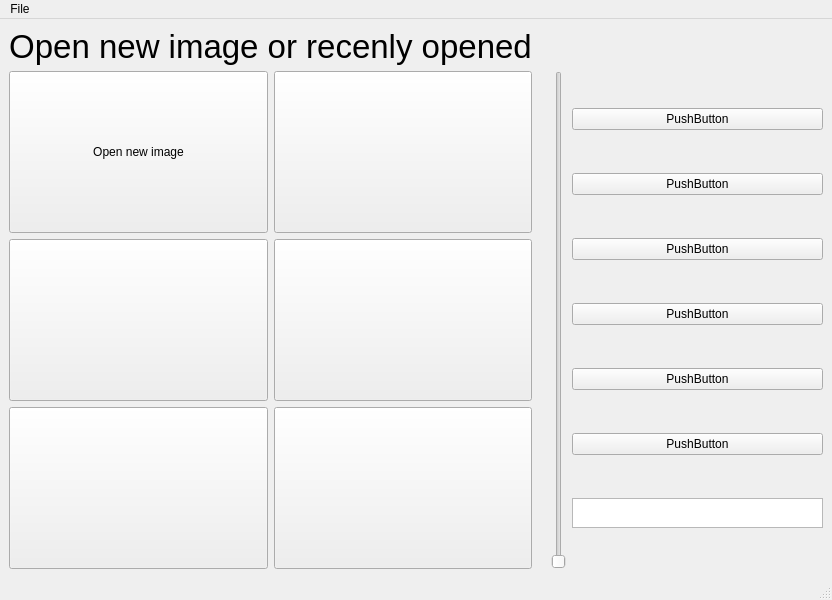
Qt form mainwindow.ui (VOBA04/sem3-coursework) before a commit.
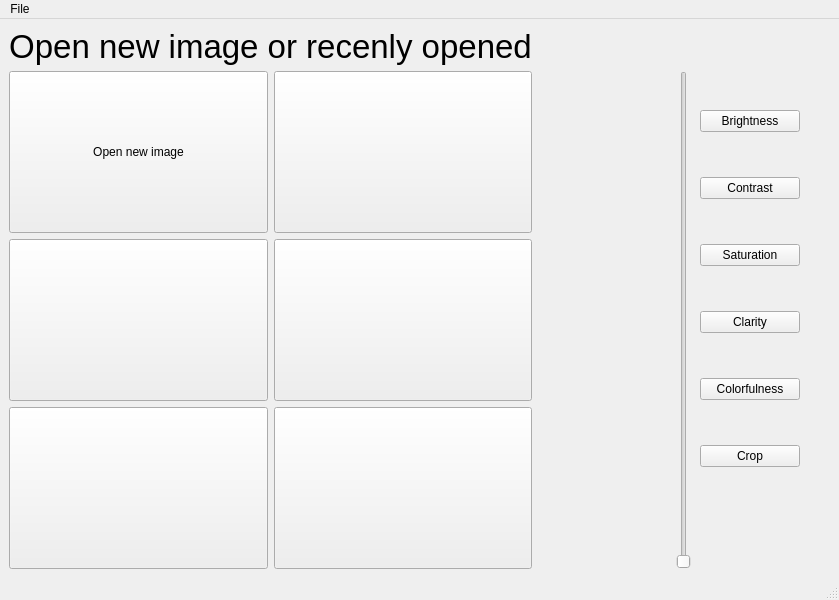
The same form after that commit. Custom widgets are drawn as their Qt base class.

```diff
--- a/mainwindow.ui
+++ b/mainwindow.ui
@@ -6,29 +6,181 @@
    <rect>
     <x>0</x>
     <y>0</y>
-    <width>832</width>
+    <width>839</width>
     <height>600</height>
    </rect>
   </property>
   <property name="windowTitle">
-   <string>Photored</string>
+   <string notr="true">Photored</string>
   </property>
   <widget class="QWidget" name="centralwidget">
    <layout class="QGridLayout" name="gridLayout_2">
-    <item row="1" column="1">
-     <widget class="AspectRatioPixmapLabel" name="label_image">
-      <property name="enabled">
-       <bool>true</bool>
+    <item row="1" column="4">
+     <layout class="QVBoxLayout" name="verticalLayout">
+      <property name="sizeConstraint">
+       <enum>QLayout::SetNoConstraint</enum>
+      </property>
+      <item>
+       <widget class="QPushButton" name="pushButton_brightness">
+        <property name="minimumSize">
+         <size>
+          <width>100</width>
+          <height>0</height>
+         </size>
+        </property>
+        <property name="maximumSize">
+         <size>
+          <width>100</width>
+          <height>16777215</height>
+         </size>
+        </property>
+        <property name="text">
+         <string>Brightness</string>
+        </property>
+       </widget>
+      </item>
+      <item>
+       <widget class="QPushButton" name="pushButton_contrast">
+        <property name="minimumSize">
+         <size>
+          <width>100</width>
+          <height>0</height>
+         </size>
+        </property>
+        <property name="maximumSize">
+         <size>
+          <width>100</width>
+          <height>16777215</height>
+         </size>
+        </property>
+        <property name="text">
+         <string>Contrast</string>
+        </property>
+       </widget>
+      </item>
+      <item>
+       <widget class="QPushButton" name="pushButton_saturation">
+        <property name="minimumSize">
+         <size>
+          <width>100</width>
+          <height>0</height>
+         </size>
+        </property>
+        <property name="maximumSize">
+         <size>
+          <width>100</width>
+          <height>16777215</height>
+         </size>
+        </property>
+        <property name="text">
+         <string>Saturation</string>
+        </property>
+       </widget>
+      </item>
+      <item>
+       <widget class="QPushButton" name="pushButton_clarity">
+        <property name="minimumSize">
+         <size>
+          <width>100</width>
+          <height>0</height>
+         </size>
+        </property>
+        <property name="maximumSize">
+         <size>
+          <width>100</width>
+          <height>16777215</height>
+         </size>
+        </property>
+        <property name="text">
+         <string>Clarity</string>
+        </property>
+       </widget>
+      </item>
+      <item>
+       <widget class="QPushButton" name="pushButton_colorfulness">
+        <property name="minimumSize">
+         <size>
+          <width>100</width>
+          <height>0</height>
+         </size>
+        </property>
+        <property name="maximumSize">
+         <size>
+          <width>100</width>
+          <height>16777215</height>
+         </size>
+        </property>
+        <property name="text">
+         <string>Colorfulness</string>
+        </property>
+       </widget>
+      </item>
+      <item>
+       <widget class="QPushButton" name="pushButton_crop">
+        <property name="minimumSize">
+         <size>
+          <width>100</width>
+          <height>0</height>
+         </size>
+        </property>
+        <property name="maximumSize">
+         <size>
+          <width>100</width>
+          <height>16777215</height>
+         </size>
+        </property>
+        <property name="text">
+         <string>Crop</string>
+        </property>
+       </widget>
+      </item>
+      <item>
+       <widget class="QLabel" name="out_amount">
+        <property name="sizePolicy">
+         <sizepolicy hsizetype="Minimum" vsizetype="Fixed">
+          <horstretch>0</horstretch>
+          <verstretch>0</verstretch>
+         </sizepolicy>
+        </property>
+        <property name="text">
+         <string/>
+        </property>
+        <property name="alignment">
+         <set>Qt::AlignCenter</set>
+        </property>
+       </widget>
+      </item>
+     </layout>
+    </item>
+    <item row="0" column="0">
+     <widget class="QLabel" name="label_greeting">
+      <property name="maximumSize">
+       <size>
+        <width>16777215</width>
+        <height>80</height>
+       </size>
+      </property>
+      <property name="font">
+       <font>
+        <pointsize>25</pointsize>
+        <kerning>true</kerning>
+       </font>
       </property>
       <property name="styleSheet">
        <string notr="true"/>
       </property>
       <property name="text">
-       <string/>
+       <string>Open new image or recenly opened</string>
       </property>
       <property name="alignment">
        <set>Qt::AlignCenter</set>
       </property>
+      <property name="wordWrap">
+       <bool>false</bool>
+      </property>
+      <property name="margin">
+       <number>0</number>
+      </property>
      </widget>
     </item>
     <item row="1" column="0">
@@ -122,99 +274,6 @@
       </item>
      </layout>
     </item>
-    <item row="0" column="0">
-     <widget class="QLabel" name="label_greeting">
-      <property name="maximumSize">
-       <size>
-        <width>16777215</width>
-        <height>80</height>
-       </size>
-      </property>
-      <property name="font">
-       <font>
-        <pointsize>25</pointsize>
-        <kerning>true</kerning>
-       </font>
-      </property>
-      <property name="styleSheet">
-       <string notr="true"/>
-      </property>
-      <property name="text">
-       <string>Open new image or recenly opened</string>
-      </property>
-      <property name="alignment">
-       <set>Qt::AlignCenter</set>
-      </property>
-      <property name="wordWrap">
-       <bool>false</bool>
-      </property>
-      <property name="margin">
-       <number>0</number>
-      </property>
-     </widget>
-    </item>
-    <item row="1" column="4">
-     <layout class="QVBoxLayout" name="verticalLayout">
-      <item>
-       <widget class="QPushButton" name="pushButton_brightness">
-        <property name="text">
-         <string>PushButton</string>
-        </property>
-       </widget>
-      </item>
-      <item>
-       <widget class="QPushButton" name="pushButton_contrast">
-        <property name="text">
-         <string>PushButton</string>
-        </property>
-       </widget>
-      </item>
-      <item>
-       <widget class="QPushButton" name="pushButton_saturation">
-        <property name="text">
-         <string>PushButton</string>
-        </property>
-       </widget>
-      </item>
-      <item>
-       <widget class="QPushButton" name="pushButton_clarity">
-        <property name="text">
-         <string>PushButton</string>
-        </property>
-       </widget>
-      </item>
-      <item>
-       <widget class="QPushButton" name="pushButton_colorfulness">
-        <property name="text">
-         <string>PushButton</string>
-        </property>
-       </widget>
-      </item>
-      <item>
-       <widget class="QPushButton" name="pushButton_crop">
-        <property name="text">
-         <string>PushButton</string>
-        </property>
-       </widget>
-      </item>
-      <item>
-       <widget class="QTextEdit" name="io_amount">
-        <property name="minimumSize">
-         <size>
-          <width>0</width>
-          <height>20</height>
-         </size>
-        </property>
-        <property name="maximumSize">
-         <size>
-          <width>16777215</width>
-          <height>30</height>
-         </size>
-        </property>
-       </widget>
-      </item>
-     </layout>
-    </item>
     <item row="1" column="2">
      <widget class="QSlider" name="regulation">
       <property name="sizePolicy">
@@ -223,11 +282,42 @@
         <verstretch>0</verstretch>
        </sizepolicy>
       </property>
+      <property name="maximumSize">
+       <size>
+        <width>20</width>
+        <height>16777215</height>
+       </size>
+      </property>
+      <property name="minimum">
+       <number>0</number>
+      </property>
+      <property name="maximum">
+       <number>101</number>
+      </property>
+      <property name="tracking">
+       <bool>false</bool>
+      </property>
       <property name="orientation">
        <enum>Qt::Vertical</enum>
       </property>
      </widget>
     </item>
+    <item row="1" column="1">
+     <widget class="AspectRatioPixmapLabel" name="label_image">
+      <property name="enabled">
+       <bool>true</bool>
+      </property>
+      <property name="styleSheet">
+       <string notr="true"/>
+      </property>
+      <property name="text">
+       <string/>
+      </property>
+      <property name="alignment">
+       <set>Qt::AlignCenter</set>
+      </property>
+     </widget>
+    </item>
    </layout>
   </widget>
   <widget class="QMenuBar" name="menubar">
@@ -235,7 +325,7 @@
     <rect>
      <x>0</x>
      <y>0</y>
-     <width>832</width>
+     <width>839</width>
      <height>26</height>
     </rect>
    </property>
```
Left out of the diff: 160 changed lines with no effect on the pictures.
